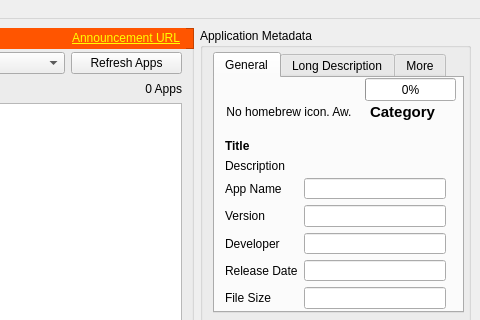
dhtdht020/osc-dl, file gui/united.ui: the form before one commit; both pictures show x 420 to 900 and y 0 to 320 of the 900 by 410 pixel window.
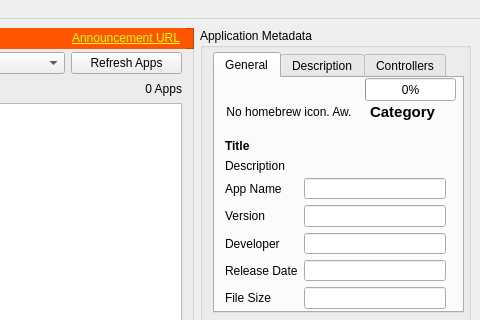
The form after the commit. The open tabs and pages were chosen to show the change.

Commit message: Renamed tabs

```diff
--- a/gui/united.ui
+++ b/gui/united.ui
@@ -622,7 +622,7 @@
           </widget>
           <widget class="QWidget" name="Description">
            <attribute name="title">
-            <string>Long Description</string>
+            <string>Description</string>
            </attribute>
            <widget class="QTextBrowser" name="longDescriptionBrowser">
             <property name="geometry">
@@ -658,7 +658,7 @@
           </widget>
           <widget class="QWidget" name="RawTab">
            <attribute name="title">
-            <string>More</string>
+            <string>Controllers</string>
            </attribute>
            <widget class="QLabel" name="DirectLinkLabel">
             <property name="geometry">
```
Left out of the diff: 2 changed lines with no effect on the pictures. The commit also changes 1 other file.
